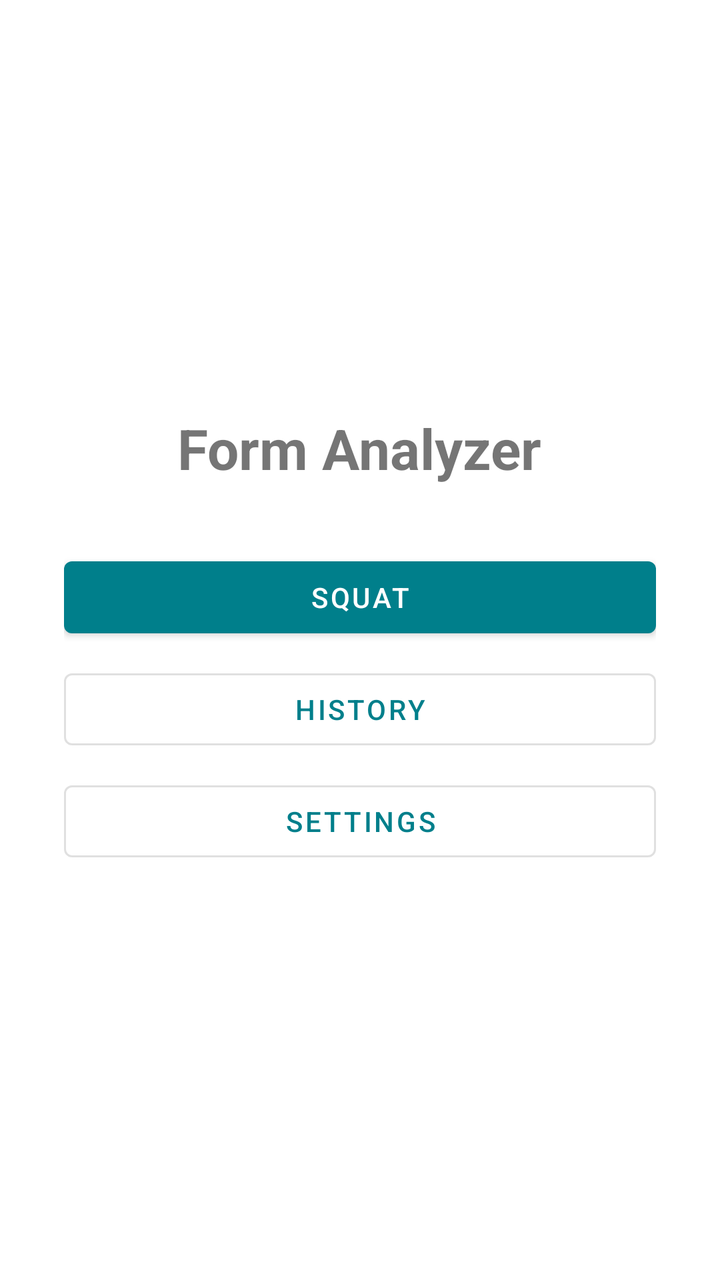
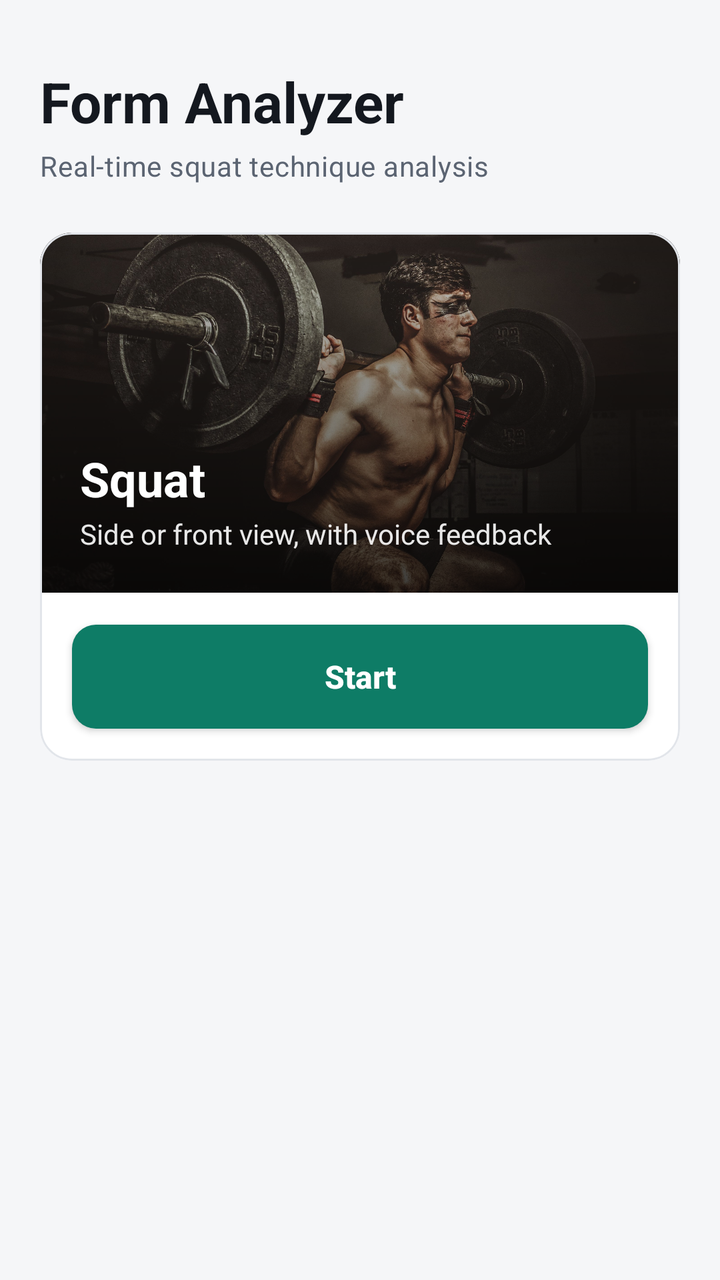

Screens rendered from an Android XML layout before and after an edit, with the pre-edit source and the edit as a unified diff.
<!-- AndroidManifest.xml: application theme AppTheme -->
<!-- res/layout/fragment_home.xml -->
<?xml version="1.0" encoding="utf-8"?>
<LinearLayout xmlns:android="http://schemas.android.com/apk/res/android"
    android:layout_width="match_parent"
    android:layout_height="match_parent"
    android:background="@android:color/white"
    android:gravity="center"
    android:orientation="vertical"
    android:padding="32dp">

    <TextView
        android:layout_width="wrap_content"
        android:layout_height="wrap_content"
        android:layout_marginBottom="32dp"
        android:text="@string/app_name"
        android:textSize="28sp"
        android:textStyle="bold" />

    <com.google.android.material.button.MaterialButton
        android:id="@+id/start_squat_button"
        android:layout_width="match_parent"
        android:layout_height="wrap_content"
        android:text="@string/home_start_squat" />

    <com.google.android.material.button.MaterialButton
        android:id="@+id/open_history_button"
        style="@style/Widget.MaterialComponents.Button.OutlinedButton"
        android:layout_width="match_parent"
        android:layout_height="wrap_content"
        android:layout_marginTop="8dp"
        android:text="@string/history" />

    <com.google.android.material.button.MaterialButton
        android:id="@+id/open_settings_button"
        style="@style/Widget.MaterialComponents.Button.OutlinedButton"
        android:layout_width="match_parent"
        android:layout_height="wrap_content"
        android:layout_marginTop="8dp"
        android:text="@string/settings" />
</LinearLayout>
<!-- resources referenced by this layout -->
<resources>
  <string name="history">History</string>
  <string name="settings">Settings</string>
  <style name="AppTheme" parent="Theme.MaterialComponents.Light.NoActionBar">
          
          <item name="colorPrimary">@color/mp_color_primary</item>
          <item name="colorPrimaryVariant">@color/mp_color_primary_variant</item>
          <item name="colorPrimaryDark">@color/mp_color_primary_dark</item>
          
          <item name="colorSecondary">@color/mp_color_secondary</item>
          <item name="colorSecondaryVariant">@color/mp_color_secondary_variant</item>
          <item name="colorError">@color/mp_color_error</item>
          
          <item name="android:statusBarColor">?attr/colorPrimary</item>
          
      </style>
  <color name="mp_color_primary">#007F8B</color>
  <color name="mp_color_primary_variant">#12B5CB</color>
  <color name="mp_color_primary_dark">#00676D</color>
  <color name="mp_color_secondary">#FBBC04</color>
  <color name="mp_color_secondary_variant">#F9AB00</color>
  <color name="mp_color_error">#B00020</color>
  <!-- unchanged entries left out for length: 2 -->
</resources>

<!-- the commit's change to res/layout/fragment_home.xml (unified diff, before → after) -->
@@ -1,39 +1,89 @@
 <?xml version="1.0" encoding="utf-8"?>
-<LinearLayout xmlns:android="http://schemas.android.com/apk/res/android"
+<ScrollView xmlns:android="http://schemas.android.com/apk/res/android"
     android:layout_width="match_parent"
     android:layout_height="match_parent"
-    android:background="@android:color/white"
-    android:gravity="center"
-    android:orientation="vertical"
-    android:padding="32dp">
+    android:background="@color/ground">
 
-    <TextView
-        android:layout_width="wrap_content"
-        android:layout_height="wrap_content"
-        android:layout_marginBottom="32dp"
-        android:text="@string/app_name"
-        android:textSize="28sp"
-        android:textStyle="bold" />
-
-    <com.google.android.material.button.MaterialButton
-        android:id="@+id/start_squat_button"
+    <LinearLayout
         android:layout_width="match_parent"
         android:layout_height="wrap_content"
-        android:text="@string/home_start_squat" />
+        android:orientation="vertical"
+        android:paddingStart="20dp"
+        android:paddingTop="32dp"
+        android:paddingEnd="20dp"
+        android:paddingBottom="32dp">
 
-    <com.google.android.material.button.MaterialButton
-        android:id="@+id/open_history_button"
-        style="@style/Widget.MaterialComponents.Button.OutlinedButton"
-        android:layout_width="match_parent"
-        android:layout_height="wrap_content"
-        android:layout_marginTop="8dp"
-        android:text="@string/history" />
+        <TextView
+            android:layout_width="wrap_content"
+            android:layout_height="wrap_content"
+            android:text="@string/app_name"
+            android:textAppearance="@style/TextAppearance.FormAnalyzer.Title" />
 
-    <com.google.android.material.button.MaterialButton
-        android:id="@+id/open_settings_button"
-        style="@style/Widget.MaterialComponents.Button.OutlinedButton"
-        android:layout_width="match_parent"
-        android:layout_height="wrap_content"
-        android:layout_marginTop="8dp"
-        android:text="@string/settings" />
-</LinearLayout>
+        <TextView
+            android:layout_width="wrap_content"
+            android:layout_height="wrap_content"
+            android:layout_marginTop="4dp"
+            android:text="@string/home_subtitle"
+            android:textAppearance="@style/TextAppearance.FormAnalyzer.Secondary" />
+
+        <com.google.android.material.card.MaterialCardView
+            android:layout_width="match_parent"
+            android:layout_height="wrap_content"
+            android:layout_marginTop="24dp">
+
+            <LinearLayout
+                android:layout_width="match_parent"
+                android:layout_height="wrap_content"
+                android:orientation="vertical">
+
+                <FrameLayout
+                    android:layout_width="match_parent"
+                    android:layout_height="180dp">
+
+                    <ImageView
+                        android:layout_width="match_parent"
+                        android:layout_height="match_parent"
+                        android:importantForAccessibility="no"
+                        android:scaleType="centerCrop"
+                        android:src="@drawable/home_squat_bg" />
+
+                    <View
+                        android:layout_width="match_parent"
+                        android:layout_height="match_parent"
+                        android:background="@drawable/home_card_scrim" />
+
+                    <LinearLayout
+                        android:layout_width="match_parent"
+                        android:layout_height="wrap_content"
+                        android:layout_gravity="bottom"
+                        android:orientation="vertical"
+                        android:padding="20dp">
+
+                        <TextView
+                            android:layout_width="wrap_content"
+                            android:layout_height="wrap_content"
+                            android:text="@string/home_start_squat"
+                            android:textColor="@android:color/white"
+                            android:textSize="24sp"
+                            android:textStyle="bold" />
+
+                        <TextView
+                            android:layout_width="wrap_content"
+                            android:layout_height="wrap_content"
+                            android:layout_marginTop="2dp"
+                            android:text="@string/home_squat_hint"
+                            android:textColor="#E6FFFFFF"
+                            android:textSize="14sp" />
+                    </LinearLayout>
+                </FrameLayout>
+
+                <com.google.android.material.button.MaterialButton
+                    android:id="@+id/start_squat_button"
+                    android:layout_width="match_parent"
+                    android:layout_height="wrap_content"
+                    android:layout_margin="16dp"
+                    android:text="@string/home_start" />
+            </LinearLayout>
+        </com.google.android.material.card.MaterialCardView>
+    </LinearLayout>
+</ScrollView>
<!-- resource entries referenced after the edit -->
@@ -1,26 +1,88 @@
 <!-- resources referenced by this layout -->
 <resources>
-  <string name="history">History</string>
-  <string name="settings">Settings</string>
+  <color name="ground">#F5F6F8</color>
+  <!-- drawable home_card_scrim (drawable) -->
+  <?xml version="1.0" encoding="utf-8"?>
+  <shape xmlns:android="http://schemas.android.com/apk/res/android"
+      android:shape="rectangle">
+      <gradient
+          android:angle="90"
+          android:endColor="#00000000"
+          android:startColor="#B3000000" />
+  </shape>
+  <!-- drawable home_squat_bg: jpg bitmap (drawable, 701605 bytes) -->
+  <string name="home_squat_hint">Side or front view, with voice feedback</string>
+  <string name="home_start">Start</string>
+  <string name="home_subtitle">Real-time squat technique analysis</string>
+  <style name="TextAppearance.FormAnalyzer.Secondary" parent="TextAppearance.MaterialComponents.Body2">
+          <item name="android:textSize">14sp</item>
+          <item name="android:textColor">@color/text_secondary</item>
+      </style>
+  <style name="TextAppearance.FormAnalyzer.Title" parent="TextAppearance.MaterialComponents.Headline5">
+          <item name="android:textSize">28sp</item>
+          <item name="android:textStyle">bold</item>
+          <item name="android:textColor">@color/text_primary</item>
+      </style>
   <style name="AppTheme" parent="Theme.MaterialComponents.Light.NoActionBar">
-          
-          <item name="colorPrimary">@color/mp_color_primary</item>
-          <item name="colorPrimaryVariant">@color/mp_color_primary_variant</item>
-          <item name="colorPrimaryDark">@color/mp_color_primary_dark</item>
-          
-          <item name="colorSecondary">@color/mp_color_secondary</item>
-          <item name="colorSecondaryVariant">@color/mp_color_secondary_variant</item>
-          <item name="colorError">@color/mp_color_error</item>
-          
-          <item name="android:statusBarColor">?attr/colorPrimary</item>
-          
+          <item name="colorPrimary">@color/brand</item>
+          <item name="colorPrimaryVariant">@color/brand_dark</item>
+          <item name="colorPrimaryDark">@color/brand_dark</item>
+          <item name="colorOnPrimary">@android:color/white</item>
+          <item name="colorSecondary">@color/brand</item>
+          <item name="colorSecondaryVariant">@color/brand_dark</item>
+          <item name="colorOnSecondary">@android:color/white</item>
+          <item name="colorError">@color/warning</item>
+          <item name="colorSurface">@color/surface</item>
+          <item name="colorOnSurface">@color/text_primary</item>
+          <item name="android:colorBackground">@color/ground</item>
+          <item name="android:windowBackground">@color/ground</item>
+          <item name="android:textColorPrimary">@color/text_primary</item>
+          <item name="android:textColorSecondary">@color/text_secondary</item>
+          <item name="android:statusBarColor">@color/ground</item>
+          <item name="android:windowLightStatusBar">true</item>
+          <item name="materialButtonStyle">@style/Widget.FormAnalyzer.Button</item>
+          <item name="materialButtonOutlinedStyle">@style/Widget.FormAnalyzer.Button.Outlined</item>
+          <item name="materialCardViewStyle">@style/Widget.FormAnalyzer.Card</item>
+          <item name="textInputStyle">@style/Widget.MaterialComponents.TextInputLayout.OutlinedBox</item>
       </style>
-  <color name="mp_color_primary">#007F8B</color>
-  <color name="mp_color_primary_variant">#12B5CB</color>
-  <color name="mp_color_primary_dark">#00676D</color>
-  <color name="mp_color_secondary">#FBBC04</color>
-  <color name="mp_color_secondary_variant">#F9AB00</color>
-  <color name="mp_color_error">#B00020</color>
+  <color name="text_secondary">#5B6472</color>
+  <color name="text_primary">#14181F</color>
+  <color name="brand">#0E7C66</color>
+  <color name="brand_dark">#0A5C4C</color>
+  <color name="warning">#B54708</color>
+  <color name="surface">#FFFFFF</color>
+  <style name="Widget.FormAnalyzer.Button" parent="Widget.MaterialComponents.Button">
+          <item name="android:minHeight">52dp</item>
+          <item name="android:insetTop">0dp</item>
+          <item name="android:insetBottom">0dp</item>
+          <item name="cornerRadius">12dp</item>
+          <item name="android:textAllCaps">false</item>
+          <item name="android:textSize">16sp</item>
+          <item name="android:textStyle">bold</item>
+          <item name="android:letterSpacing">0</item>
+      </style>
+  <style name="Widget.FormAnalyzer.Button.Outlined" parent="Widget.MaterialComponents.Button.OutlinedButton">
+          <item name="android:minHeight">52dp</item>
+          <item name="android:insetTop">0dp</item>
+          <item name="android:insetBottom">0dp</item>
+          <item name="cornerRadius">12dp</item>
+          <item name="android:textAllCaps">false</item>
+          <item name="android:textSize">16sp</item>
+          <item name="android:textStyle">bold</item>
+          <item name="android:letterSpacing">0</item>
+          <item name="android:textColor">@color/text_primary</item>
+          <item name="strokeColor">@color/border_strong</item>
+          <item name="backgroundTint">@color/surface</item>
+      </style>
+  <style name="Widget.FormAnalyzer.Card" parent="Widget.MaterialComponents.CardView">
+          <item name="cardCornerRadius">16dp</item>
+          <item name="cardElevation">0dp</item>
+          <item name="strokeColor">@color/border</item>
+          <item name="strokeWidth">1dp</item>
+          <item name="cardBackgroundColor">@color/surface</item>
+      </style>
+  <color name="border_strong">#C9CED6</color>
+  <color name="border">#E2E5EA</color>
   <!-- unchanged entries left out for length: 2 -->
 </resources>
 
